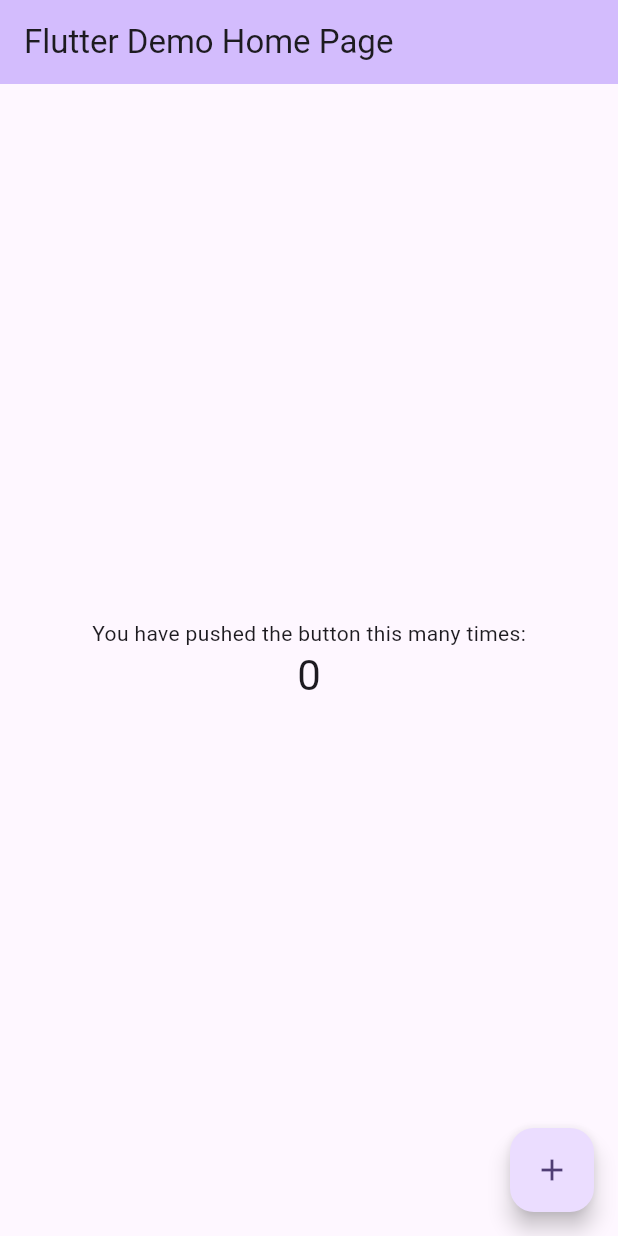
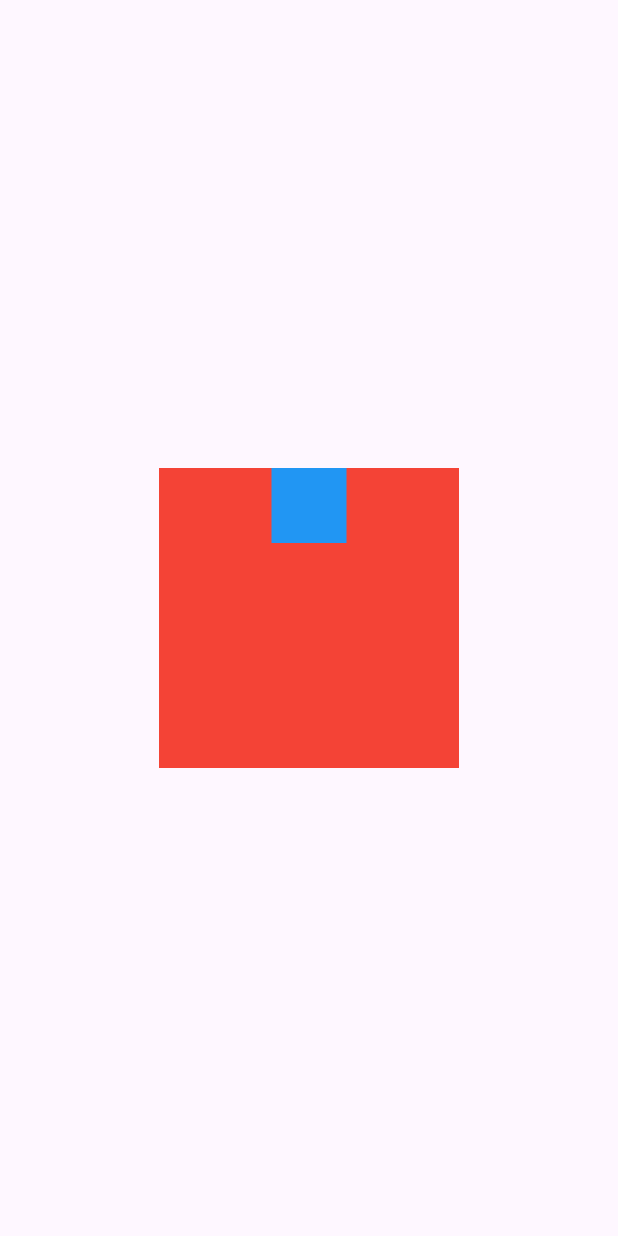
Before and after one commit to DaeYoungee/Flutter-Study, a Flutter app: the screen it shows after launch, on a phone screen of 412 x 824 dp. Run offline on Flutter 3.47's test engine with Material 3 defaults, Android fonts, the phone set to English and light mode, and no system bars; our stand-ins replace webview_flutter.

Commit message:
feat: 위치 설정 이 후, 크기 조정 테스트

```diff
--- a/constraints/lib/main.dart
+++ b/constraints/lib/main.dart
@@ -1,122 +1,22 @@
 import 'package:flutter/material.dart';
 
 void main() {
-  runApp(const MyApp());
-}
-
-class MyApp extends StatelessWidget {
-  const MyApp({super.key});
-
-  // This widget is the root of your application.
-  @override
-  Widget build(BuildContext context) {
-    return MaterialApp(
-      title: 'Flutter Demo',
-      theme: ThemeData(
-        // This is the theme of your application.
-        //
-        // TRY THIS: Try running your application with "flutter run". You'll see
-        // the application has a purple toolbar. Then, without quitting the app,
-        // try changing the seedColor in the colorScheme below to Colors.green
-        // and then invoke "hot reload" (save your changes or press the "hot
-        // reload" button in a Flutter-supported IDE, or press "r" if you used
-        // the command line to start the app).
-        //
-        // Notice that the counter didn't reset back to zero; the application
-        // state is not lost during the reload. To reset the state, use hot
-        // restart instead.
-        //
-        // This works for code too, not just values: Most code changes can be
-        // tested with just a hot reload.
-        colorScheme: ColorScheme.fromSeed(seedColor: Colors.deepPurple),
-      ),
-      home: const MyHomePage(title: 'Flutter Demo Home Page'),
-    );
-  }
-}
-
-class MyHomePage extends StatefulWidget {
-  const MyHomePage({super.key, required this.title});
-
-  // This widget is the home page of your application. It is stateful, meaning
-  // that it has a State object (defined below) that contains fields that affect
-  // how it looks.
-
-  // This class is the configuration for the state. It holds the values (in this
-  // case the title) provided by the parent (in this case the App widget) and
-  // used by the build method of the State. Fields in a Widget subclass are
-  // always marked "final".
-
-  final String title;
-
-  @override
-  State<MyHomePage> createState() => _MyHomePageState();
-}
-
-class _MyHomePageState extends State<MyHomePage> {
-  int _counter = 0;
-
-  void _incrementCounter() {
-    setState(() {
-      // This call to setState tells the Flutter framework that something has
-      // changed in this State, which causes it to rerun the build method below
-      // so that the display can reflect the updated values. If we changed
-      // _counter without calling setState(), then the build method would not be
-      // called again, and so nothing would appear to happen.
-      _counter++;
-    });
-  }
-
-  @override
-  Widget build(BuildContext context) {
-    // This method is rerun every time setState is called, for instance as done
-    // by the _incrementCounter method above.
-    //
-    // The Flutter framework has been optimized to make rerunning build methods
-    // fast, so that you can just rebuild anything that needs updating rather
-    // than having to individually change instances of widgets.
-    return Scaffold(
-      appBar: AppBar(
-        // TRY THIS: Try changing the color here to a specific color (to
-        // Colors.amber, perhaps?) and trigger a hot reload to see the AppBar
-        // change color while the other colors stay the same.
-        backgroundColor: Theme.of(context).colorScheme.inversePrimary,
-        // Here we take the value from the MyHomePage object that was created by
-        // the App.build method, and use it to set our appbar title.
-        title: Text(widget.title),
-      ),
-      body: Center(
-        // Center is a layout widget. It takes a single child and positions it
-        // in the middle of the parent.
-        child: Column(
-          // Column is also a layout widget. It takes a list of children and
-          // arranges them vertically. By default, it sizes itself to fit its
-          // children horizontally, and tries to be as tall as its parent.
-          //
-          // Column has various properties to control how it sizes itself and
-          // how it positions its children. Here we use mainAxisAlignment to
-          // center the children vertically; the main axis here is the vertical
-          // axis because Columns are vertical (the cross axis would be
-          // horizontal).
-          //
-          // TRY THIS: Invoke "debug painting" (choose the "Toggle Debug Paint"
-          // action in the IDE, or press "p" in the console), to see the
-          // wireframe for each widget.
-          mainAxisAlignment: MainAxisAlignment.center,
-          children: <Widget>[
-            const Text('You have pushed the button this many times:'),
-            Text(
-              '$_counter',
-              style: Theme.of(context).textTheme.headlineMedium,
+  runApp(
+    MaterialApp(
+      home: Scaffold(
+        body: Center(
+          child: Container(
+            width: 200.0,
+            height: 200.0,
+            color: Colors.red,
+            child: Column(
+              children: [
+                Container(width: 50.0, height: 50.0, color: Colors.blue),
+              ],
             ),
-          ],
+          ),
         ),
       ),
-      floatingActionButton: FloatingActionButton(
-        onPressed: _incrementCounter,
-        tooltip: 'Increment',
-        child: const Icon(Icons.add),
-      ), // This trailing comma makes auto-formatting nicer for build methods.
-    );
-  }
+    ),
+  );
 }
```
